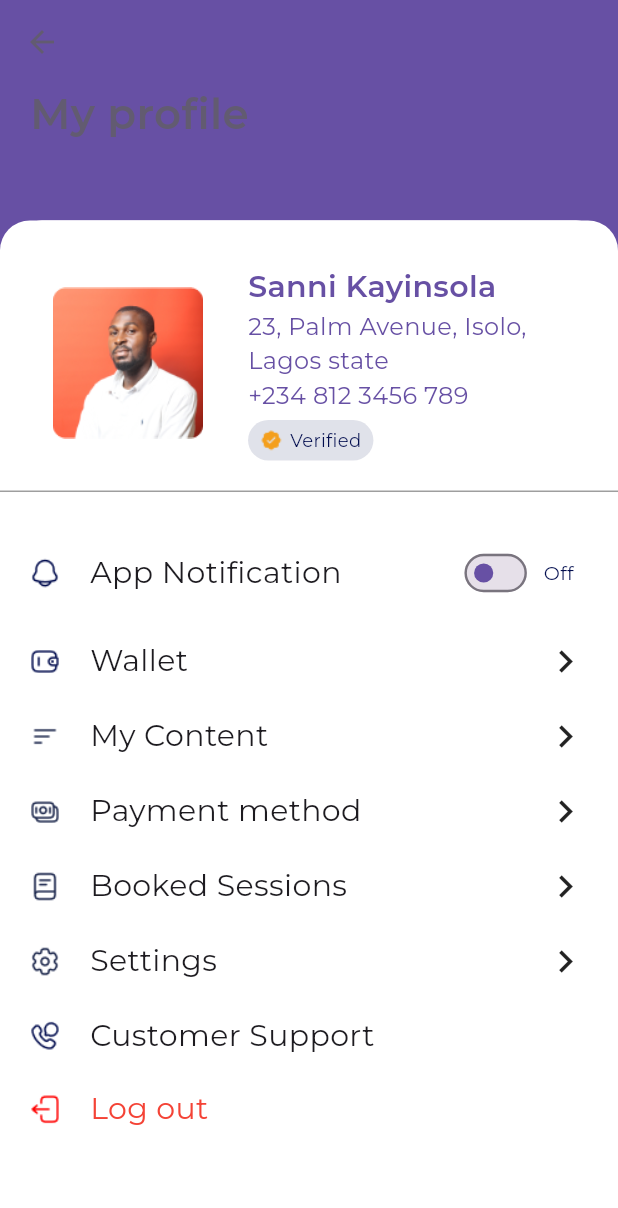
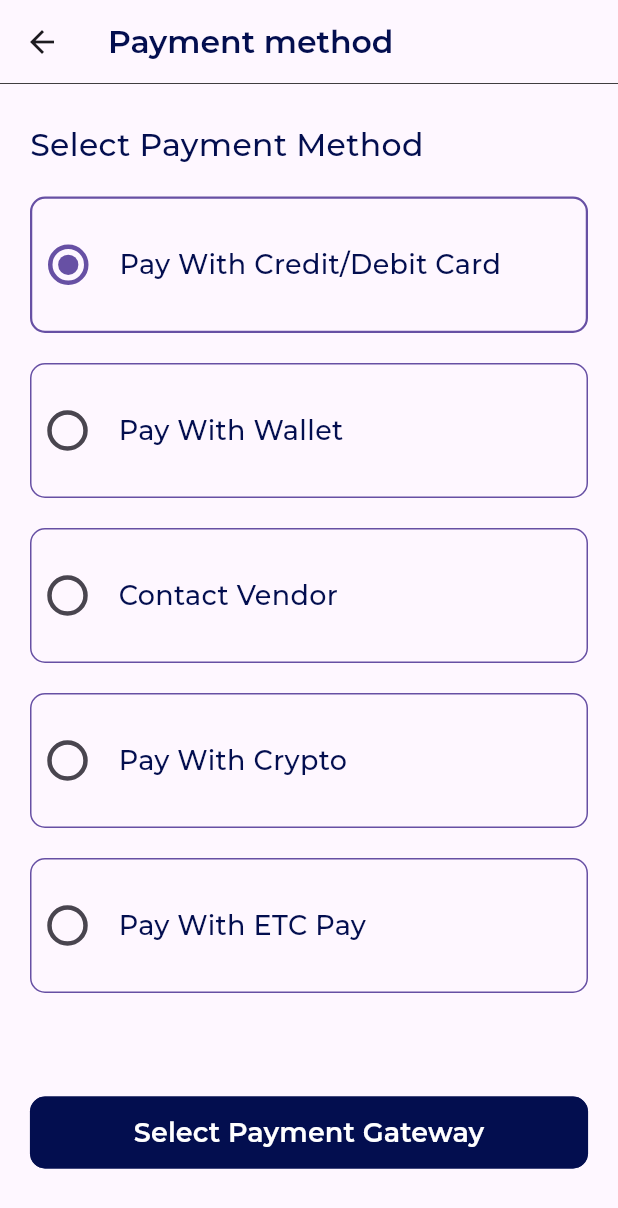
Before and after one commit to thenaijadev/facilitator_, a Flutter app: the FacilitatorProfileScreen screen opened by its route, after a tap on "Payment method", on a phone screen of 412 x 824 dp. Shown: the top 1208 px of the screen. Run offline on Flutter 3.47's test engine with Material 3 defaults, Android fonts, the phone set to English and light mode, and no system bars; our stand-ins replace animated_splash_screen, bloc, dio, equatable, flutter_native_splash, google_fonts and 1 more.

Commit message:
Feat: Payment method

```diff
--- a/lib/config/router/app_router.dart
+++ b/lib/config/router/app_router.dart
@@ -11,6 +11,9 @@ import 'package:facilitator/features/facilitator_channel/presentation/screens/fa
 import 'package:facilitator/features/home/presentation/screens/channel_overview_screen.dart';
 import 'package:facilitator/features/home/presentation/screens/home_screen.dart';
 import 'package:facilitator/features/home/presentation/screens/welcome_screen.dart';
+import 'package:facilitator/features/payment_method/presentation/screens/pay_with_card_screen.dart';
+import 'package:facilitator/features/payment_method/presentation/screens/payment_method_screen.dart';
+import 'package:facilitator/features/payment_method/presentation/screens/payment_successful_or_failure_screen.dart';
 import 'package:facilitator/features/wallet/presentation/screens/bank_details.dart';
 import 'package:facilitator/features/wallet/presentation/screens/card_details.dart';
 import 'package:facilitator/features/wallet/presentation/screens/fund_wallet.dart';
@@ -147,6 +150,20 @@ class AppRouter {
         return MaterialPageRoute(
           builder: (_) => const FundingSuccessOrFailureScreen(),
         );
+      case Routes.paymentMethod:
+        return MaterialPageRoute(
+          builder: (_) => const PaymentMethodScreen(),
+        );
+
+      case Routes.payWithCard:
+        return MaterialPageRoute(
+          builder: (_) => const PaymentWithCardScreen(),
+        );
+
+      case Routes.paymentFailureOrSuccess:
+        return MaterialPageRoute(
+          builder: (_) => const PaymentFailureOrSuccessScreen(),
+        );
       default:
         return MaterialPageRoute(
           builder: (_) => const ErrorScreen(),
--- a/lib/config/router/routes.dart
+++ b/lib/config/router/routes.dart
@@ -96,4 +96,9 @@ class Routes {
 
   //content analysis
   static const String contentAnalysis = '/contentAnalysis';
+
+  //Payment Method
+  static const String paymentMethod = '/paymentMethod';
+  static const String payWithCard = '/payWithCard';
+  static const String paymentFailureOrSuccess = '/paymentFailureOrSuccess';
 }
--- a/lib/features/auth/presentation/screens/facilitator_profile_screen.dart
+++ b/lib/features/auth/presentation/screens/facilitator_profile_screen.dart
@@ -49,7 +49,9 @@ class _FacilitatorProfileScreenState extends State<FacilitatorProfileScreen> {
         )
       },
       {
-        "onTap": () {},
+        "onTap": () {
+          Navigator.pushNamed(context, Routes.paymentMethod);
+        },
         "icon": "assets/images/banknote.png",
         "label": "Payment method",
         "trailing": const Icon(
--- a/lib/features/content/presentation/screens/content_info.dart
+++ b/lib/features/content/presentation/screens/content_info.dart
@@ -1,7 +1,7 @@
 import 'package:facilitator/core/constants/app_colors.dart';
 import 'package:facilitator/core/utils/size_config.dart';
 import 'package:facilitator/core/widgets/text_widget.dart';
-import 'package:facilitator/features/content/presentation/widget/comment_widget.dart';
+import 'package:facilitator/features/content/presentation/widgets/comment_widget.dart';
 import 'package:flutter/material.dart';
 
 class ContentInfoScreen extends StatefulWidget {
--- a/lib/features/customer_support/presentation/screens/customer_support.dart
+++ b/lib/features/customer_support/presentation/screens/customer_support.dart
@@ -55,7 +55,7 @@ class _CustomerSupportScreenState extends State<CustomerSupportScreen> {
       appBar: AppBar(
         shape: const Border(bottom: BorderSide(width: 0.5)),
         title: const TextWidget(
-          text: "Vendor Service",
+          text: "Customer Service",
           fontSize: 21,
           fontWeight: FontWeight.w600,
         ),
--- a/lib/features/customer_support/presentation/widgets/message_field.dart
+++ b/lib/features/customer_support/presentation/widgets/message_field.dart
@@ -36,7 +36,7 @@ class MessageField extends StatelessWidget {
                 labelPadding: const EdgeInsets.all(0),
                 enabledBorderRadius: 10,
                 hintColor: Theme.of(context).primaryColor,
-                hintText: "Type your concern",
+                hintText: "Type your concern...",
                 onChanged: (val) {}),
           ),
         ),
--- a/lib/features/home/presentation/widgets/menu_widget.dart
+++ b/lib/features/home/presentation/widgets/menu_widget.dart
@@ -59,7 +59,9 @@ class _MenuWidgetState extends State<MenuWidget> {
               imageWidth: 22,
               label: "My Profile"),
           MenuItemWidget(
-              onTap: () {},
+              onTap: () {
+                Navigator.pushNamed(context, Routes.paymentMethod);
+              },
               iconPath: "assets/images/money.png",
               label: "Payment Method"),
           MenuItemWidget(
--- /dev/null
+++ b/lib/features/payment_method/presentation/screens/payment_method_screen.dart
@@ -0,0 +1,265 @@
+import 'package:facilitator/app/widgets/primary_button.dart';
+import 'package:facilitator/config/router/routes.dart';
+import 'package:facilitator/core/widgets/text_widget.dart';
+import 'package:flutter/material.dart';
+
+class PaymentMethodScreen extends StatefulWidget {
+  const PaymentMethodScreen({super.key});
+
+  @override
+  State<PaymentMethodScreen> createState() => _PaymentMethodScreenState();
+}
+
+class _PaymentMethodScreenState extends State<PaymentMethodScreen> {
+  int _value = 1;
+  @override
+  Widget build(BuildContext context) {
+    return Scaffold(
+      appBar: AppBar(
+        shape: const Border(bottom: BorderSide(width: 0.5)),
+        title: const TextWidget(
+          text: "Payment method",
+          fontSize: 21,
+          fontWeight: FontWeight.w600,
+        ),
+      ),
+      body: Padding(
+        padding: const EdgeInsets.symmetric(vertical: 25.0, horizontal: 20),
+        child: Column(
+          mainAxisAlignment: MainAxisAlignment.spaceBetween,
+          children: [
+            Flexible(
+              child: Column(
+                crossAxisAlignment: CrossAxisAlignment.start,
+                children: [
+                  const TextWidget(
+                    text: "Select Payment Method",
+                    fontSize: 21,
+                    fontWeight: FontWeight.w500,
+                  ),
+                  const SizedBox(
+                    height: 20,
+                  ),
+                  GestureDetector(
+                    onTap: () {
+                      setState(() {
+                        _value = 1;
+                      });
+                    },
+                    child: Container(
+                      padding: const EdgeInsets.symmetric(vertical: 20),
+                      margin: const EdgeInsets.only(bottom: 20),
+                      decoration: BoxDecoration(
+                          borderRadius: BorderRadius.circular(10),
+                          border: Border.all(
+                              width: _value == 1 ? 1.5 : 1,
+                              color: Theme.of(context).colorScheme.primary)),
+                      child: Row(
+                        children: [
+                          Transform.scale(
+                            scale: 1.5,
+                            child: Radio<int>(
+                              value: 1,
+                              groupValue: _value,
+                              onChanged: (value) {
+                                setState(() {
+                                  _value = value!;
+                                });
+                              },
+                            ),
+                          ),
+                          const SizedBox(
+                            width: 10,
+                          ),
+                          const TextWidget(
+                            text: 'Pay With Credit/Debit Card',
+                            fontSize: 18,
+                            fontWeight: FontWeight.w500,
+                          ),
+                        ],
+                      ),
+                    ),
+                  ),
+                  GestureDetector(
+                    onTap: () {
+                      setState(() {
+                        _value = 2;
+                      });
+                    },
+                    child: Container(
+                      padding: const EdgeInsets.symmetric(vertical: 20),
+                      margin: const EdgeInsets.only(bottom: 20),
+                      decoration: BoxDecoration(
+                          borderRadius: BorderRadius.circular(10),
+                          border: Border.all(
+                              width: _value == 2 ? 1.5 : 1,
+                              color: Theme.of(context).colorScheme.primary)),
+                      child: Row(
+                        children: [
+                          Transform.scale(
+                            scale: 1.5,
+                            child: Radio<int>(
+                              value: 2,
+                              groupValue: _value,
+                              onChanged: (value) {
+                                setState(() {
+                                  _value = value!;
+                                });
+                              },
+                            ),
+                          ),
+                          const SizedBox(
+                            width: 10,
+                          ),
+                          const TextWidget(
+                            text: 'Pay With Wallet',
+                            fontSize: 18,
+                            fontWeight: FontWeight.w500,
+                          ),
+                        ],
+                      ),
+                    ),
+                  ),
+                  GestureDetector(
+                    onTap: () {
+                      setState(() {
+                        _value = 3;
+                      });
+                    },
+                    child: Container(
+                      padding: const EdgeInsets.symmetric(vertical: 20),
+                      margin: const EdgeInsets.only(bottom: 20),
+                      decoration: BoxDecoration(
+                          borderRadius: BorderRadius.circular(10),
+                          border: Border.all(
+                              width: _value == 3 ? 1.5 : 1,
+                              color: Theme.of(context).colorScheme.primary)),
+                      child: Row(
+                        children: [
+                          Transform.scale(
+                            scale: 1.5,
+                            child: Radio<int>(
+                              value: 3,
+                              groupValue: _value,
+                              onChanged: (value) {
+                                setState(() {
+                                  _value = value!;
+                                });
+                              },
+                            ),
+                          ),
+                          const SizedBox(
+                            width: 10,
+                          ),
+                          const TextWidget(
+                            text: 'Contact Vendor',
+                            fontSize: 18,
+                            fontWeight: FontWeight.w500,
+                          ),
+                        ],
+                      ),
+                    ),
+                  ),
+                  GestureDetector(
+                    onTap: () {
+                      setState(() {
+                        _value = 4;
+                      });
+                    },
+                    child: Container(
+                      padding: const EdgeInsets.symmetric(vertical: 20),
+                      margin: const EdgeInsets.only(bottom: 20),
+                      decoration: BoxDecoration(
+                          borderRadius: BorderRadius.circular(10),
+                          border: Border.all(
+                              width: _value == 4 ? 1.5 : 1,
+                              color: Theme.of(context).colorScheme.primary)),
+                      child: Row(
+                        children: [
+                          Transform.scale(
+                            scale: 1.5,
+                            child: Radio<int>(
+                              value: 4,
+                              groupValue: _value,
+                              onChanged: (value) {
+                                setState(() {
+                                  _value = value!;
+                                });
+                              },
+                            ),
+                          ),
+                          const SizedBox(
+                            width: 10,
+                          ),
+                          const TextWidget(
+                            text: 'Pay With Crypto',
+                            fontSize: 18,
+                            fontWeight: FontWeight.w500,
+                          ),
+                        ],
+                      ),
+                    ),
+                  ),
+                  GestureDetector(
+                    onTap: () {
+                      setState(() {
+                        _value = 5;
+                      });
+                    },
+                    child: Container(
+                      margin: const EdgeInsets.only(bottom: 20),
+                      padding: const EdgeInsets.symmetric(vertical: 20),
+                      decoration: BoxDecoration(
+                          borderRadius: BorderRadius.circular(10),
+                          border: Border.all(
+                              width: _value == 5 ? 1.5 : 1,
+                              color: Theme.of(context).colorScheme.primary)),
+                      child: Row(
+                        children: [
+                          Transform.scale(
+                            scale: 1.5,
+                            child: Radio<int>(
+                              value: 5,
+                              groupValue: _value,
+                              onChanged: (value) {
+                                setState(() {
+                                  _value = value!;
+                                });
+                              },
+                            ),
+                          ),
+                          const SizedBox(
+                            width: 10,
+                          ),
+                          const TextWidget(
+                            text: 'Pay With ETC Pay',
+                            fontSize: 18,
+                            fontWeight: FontWeight.w500,
+                          ),
+                        ],
+                      ),
+                    ),
+                  ),
+                ],
+              ),
+            ),
+            Padding(
+              padding: const EdgeInsets.only(bottom: 20.0),
+              child: PrimaryButton(
+                  label: "Select Payment Gateway",
+                  onPressed: () {
+                    if (_value == 1) {
+                      Navigator.pushNamed(context, Routes.payWithCard);
+                    }
+                    if (_value == 1) {
+                      Navigator.pushNamed(context, Routes.myWallet);
+                    }
+                  },
+                  isEnabled: true),
+            )
+          ],
+        ),
+      ),
+    );
+  }
+}
--- a/lib/features/wallet/presentation/screens/bank_details.dart
+++ b/lib/features/wallet/presentation/screens/bank_details.dart
@@ -114,7 +114,7 @@ class _BankDetailsScreenState extends State<BankDetailsScreen> {
                   label: 'Next',
                   onPressed: () {
                     Navigator.pushReplacementNamed(
-                        context, Routes.fundingSuccessFailure);
+                        context, Routes.paymentFailureOrSuccess);
                   },
                   isEnabled: true,
                 ),
--- a/lib/features/wallet/presentation/widgets/action_widget.dart
+++ b/lib/features/wallet/presentation/widgets/action_widget.dart
@@ -39,7 +39,11 @@ class WalletAction extends StatelessWidget {
               CircleAvatar(
                   radius: 25,
                   backgroundColor: const Color.fromRGBO(3, 14, 79, 0.2),
-                  child: Image.asset(image)),
+                  child: Image.asset(
+                    image,
+                    width: 20,
+                    color: Theme.of(context).colorScheme.primary,
+                  )),
               TextWidget(
                 text: action,
                 fontSize: 14,
```
Also changed, not shown: lib/features/payment_method/presentation/screens/pay_with_card_screen.dart (added, +193 -0 lines), lib/features/payment_method/presentation/screens/payment_successful_or_failure_screen.dart (added, +75 -0 lines), lib/features/wallet/presentation/screens/wallet.dart (+4 -4 lines), assets/images/fund_blue.png (added), assets/images/request_blue.png (added), assets/images/send_blue.png (added), assets/images/withdraw_blue.png (added), lib/features/content/presentation/widgets/comment_widget.dart (renamed from lib/features/content/presentation/widget/comment_widget.dart).
